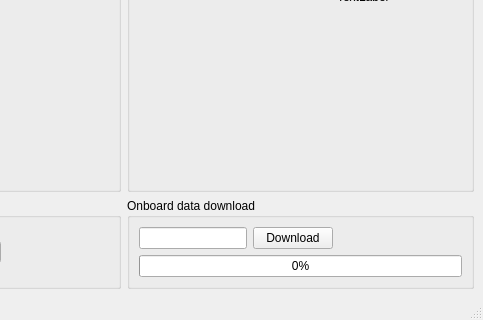
First picture: the form in Version_2/Desktop/control_station/mainwindow.ui, repository EPFLRocketTeam/PropulsionSoftware, before the edit; both pictures show x 690 to 1173 and y 550 to 870 of the 1173 by 870 pixel window.
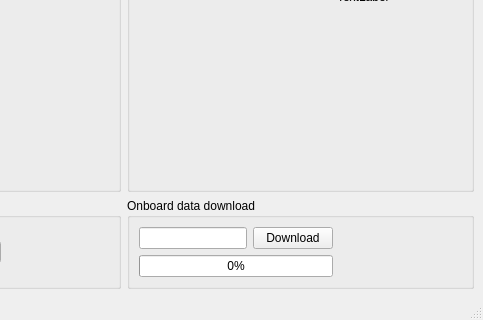
Second picture: the form after the edit. Icons and pictures are not drawn.

Diff of the .ui file:
```diff
--- a/Version_2/Desktop/control_station/mainwindow.ui
+++ b/Version_2/Desktop/control_station/mainwindow.ui
@@ -54,13 +54,20 @@
          </property>
         </widget>
        </item>
-       <item row="2" column="0" colspan="3">
-        <widget class="QProgressBar" name="progressBar">
+       <item row="2" column="0" colspan="2">
+        <widget class="QProgressBar" name="dl_bar">
          <property name="value">
           <number>0</number>
          </property>
         </widget>
        </item>
+       <item row="2" column="2">
+        <widget class="QLabel" name="dl_prog">
+         <property name="text">
+          <string/>
+         </property>
+        </widget>
+       </item>
       </layout>
      </widget>
     </item>
```
Left out of the diff: 6 changed lines with no effect on the pictures.
